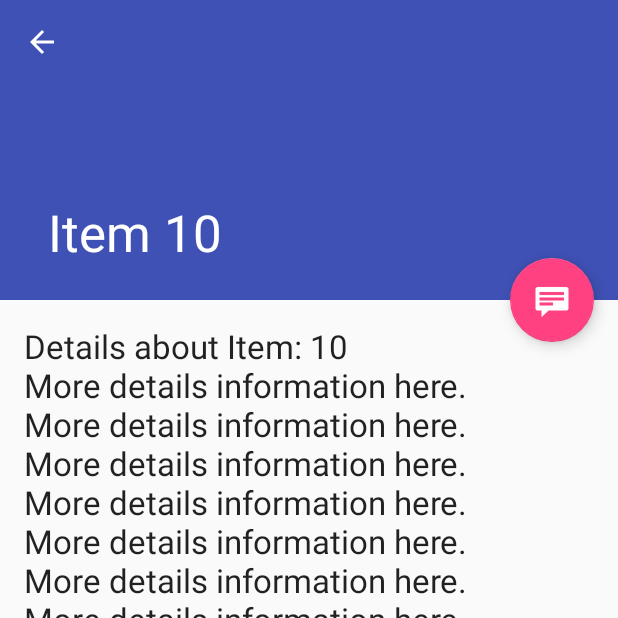
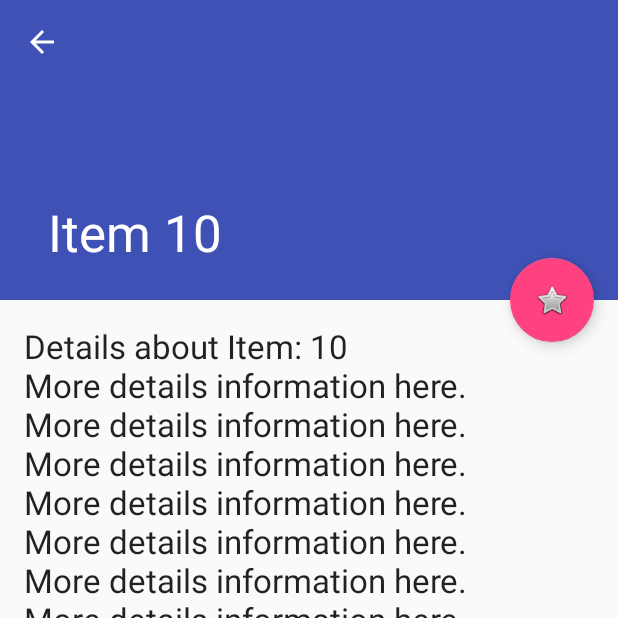
Before and after one commit to 1240/MySerials, an Android app: the screen it shows after launch (SerialDetailActivity), after a tap on "10", on a phone screen of 412 x 824 dp, the top half of it. Run offline under Robolectric (Android 15) with nearby library versions, the phone set to English and light mode, and no system bars.

Commit message:
add toolbar search

```diff
--- a/app/build.gradle
+++ b/app/build.gradle
@@ -26,4 +26,8 @@ dependencies {
     compile 'com.android.support:support-v4:23.2.0'
     compile 'com.android.support:recyclerview-v7:23.2.0'
     compile 'com.android.support:design:23.2.0'
+    compile 'com.nineoldandroids:library:2.4.0'
+    compile 'com.daimajia.easing:library:1.0.1@aar'
+    compile 'com.daimajia.androidanimations:library:1.1.3@aar'
+
 }
--- a/app/src/main/java/com/l24o/myserials/SerialListActivity.java
+++ b/app/src/main/java/com/l24o/myserials/SerialListActivity.java
@@ -11,6 +11,7 @@ import android.support.v7.widget.Toolbar;
 import android.support.design.widget.FloatingActionButton;
 import android.support.design.widget.Snackbar;
 import android.view.LayoutInflater;
+import android.view.Menu;
 import android.view.View;
 import android.view.ViewGroup;
 import android.widget.TextView;
@@ -65,6 +66,12 @@ public class SerialListActivity extends AppCompatActivity {
             // activity should be in two-pane mode.
             mTwoPane = true;
         }
+    }
+
+    @Override
+    public boolean onCreateOptionsMenu(Menu menu) {
+        getMenuInflater().inflate(R.menu.menu_activity_main, menu);
+        return true;
     }
 
     private void setupRecyclerView(@NonNull RecyclerView recyclerView) {
--- a/app/src/main/res/layout/activity_serial_detail.xml
+++ b/app/src/main/res/layout/activity_serial_detail.xml
@@ -46,7 +46,7 @@
         android:layout_height="wrap_content"
         android:layout_gravity="center_vertical|start"
         android:layout_margin="@dimen/fab_margin"
-        android:src="@android:drawable/stat_notify_chat"
+        android:src="@android:drawable/btn_star_big_off"
         app:layout_anchor="@+id/serial_detail_container"
         app:layout_anchorGravity="top|end" />
 
--- a/app/src/main/res/layout/activity_serial_list.xml
+++ b/app/src/main/res/layout/activity_serial_list.xml
@@ -36,7 +36,8 @@
         android:layout_height="wrap_content"
         android:layout_gravity="bottom|end"
         android:layout_margin="@dimen/fab_margin"
-        android:src="@android:drawable/ic_dialog_email" />
+        android:src="@android:drawable/btn_star_big_off"
+        android:background="@null" />
 
 
 </android.support.design.widget.CoordinatorLayout>
--- /dev/null
+++ b/app/src/main/res/menu/menu_activity_main.xml
@@ -0,0 +1,11 @@
+<?xml version="1.0" encoding="utf-8"?>
+<menu xmlns:android="http://schemas.android.com/apk/res/android"
+    xmlns:yourapp="http://schemas.android.com/apk/res-auto">
+    <item
+        android:id="@+id/action_search"
+        android:title="@android:string/search_go"
+        android:icon="@android:drawable/ic_menu_search"
+        yourapp:showAsAction="always|collapseActionView"
+        yourapp:actionViewClass="android.support.v7.widget.SearchView" />
+
+</menu>
--- a/app/src/main/res/values/strings.xml
+++ b/app/src/main/res/values/strings.xml
@@ -1,4 +1,5 @@
 <resources>
     <string name="app_name">MySerials</string>
     <string name="title_serial_detail">Serial Detail</string>
+    <string name="search_hint">search...</string>
 </resources>
```
Also changed, not shown: app/src/main/res/values/styles.xml (+8 -0 lines).
